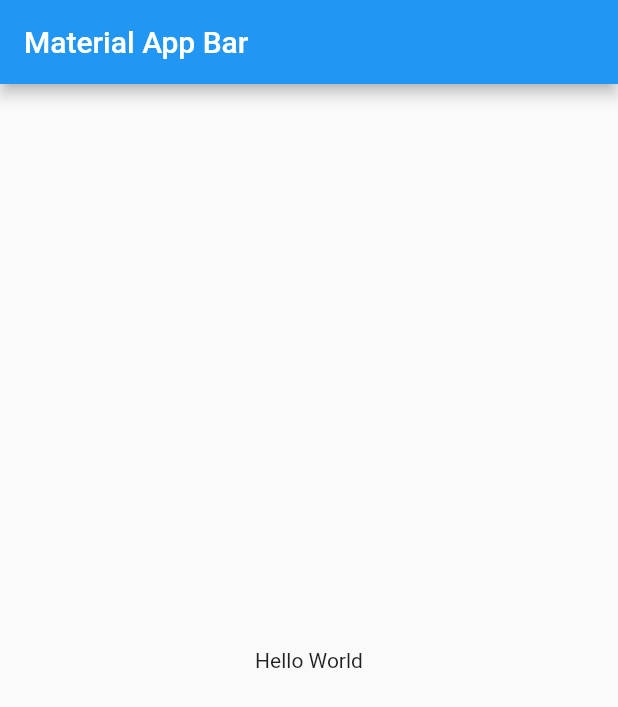
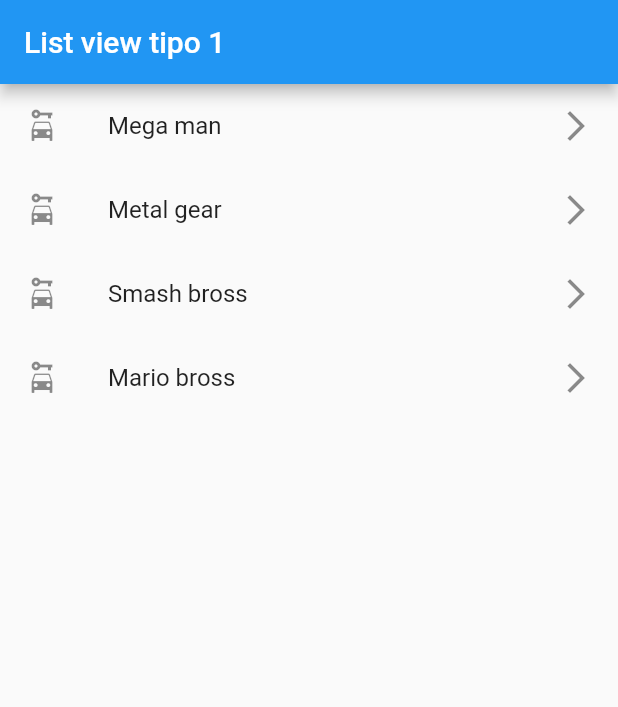
Before and after one commit to Djvash01/generic_component_example, a Flutter app: the screen it shows after launch, on a phone screen of 412 x 824 dp. Shown: the top 707 px of the screen. Run offline on Flutter 3.47's test engine with Material 2 defaults, Android fonts, the phone set to English and light mode, and no system bars.

Commit message:
Create simple list view

```diff
--- a/lib/main.dart
+++ b/lib/main.dart
@@ -1,4 +1,5 @@
 import 'package:flutter/material.dart';
+import 'package:generic_component_example/screens/list_view1_screen.dart';
 
 void main() => runApp(const MyApp());
 
@@ -7,16 +8,9 @@
 
   @override
   Widget build(BuildContext context) {
-    return MaterialApp(
+    return const MaterialApp(
       title: 'Material App',
-      home: Scaffold(
-        appBar: AppBar(
-          title: const Text('Material App Bar'),
-        ),
-        body: const Center(
-          child: Text('Hello World'),
-        ),
-      ),
+      home: Listview1Screen()
     );
   }
 }
--- /dev/null
+++ b/lib/screens/list_view1_screen.dart
@@ -0,0 +1,29 @@
+import 'package:flutter/material.dart';
+
+class Listview1Screen extends StatelessWidget {
+  const Listview1Screen({Key? key}) : super(key: key);
+  final options = const [
+    'Mega man',
+    'Metal gear',
+    'Smash bross',
+    'Mario bross'
+  ];
+
+  @override
+  Widget build(BuildContext context) {
+    return Scaffold(
+        appBar: AppBar(
+          title: const Text('List view tipo 1'),
+        ),
+        body: ListView(
+          children: options.map(
+            (element) => ListTile(
+              title: Text(element),
+              leading: const Icon(Icons.car_rental),
+              trailing: const Icon(Icons.arrow_forward_ios_outlined),
+            )
+          ).toList()
+        )
+      );
+  }
+}
```
